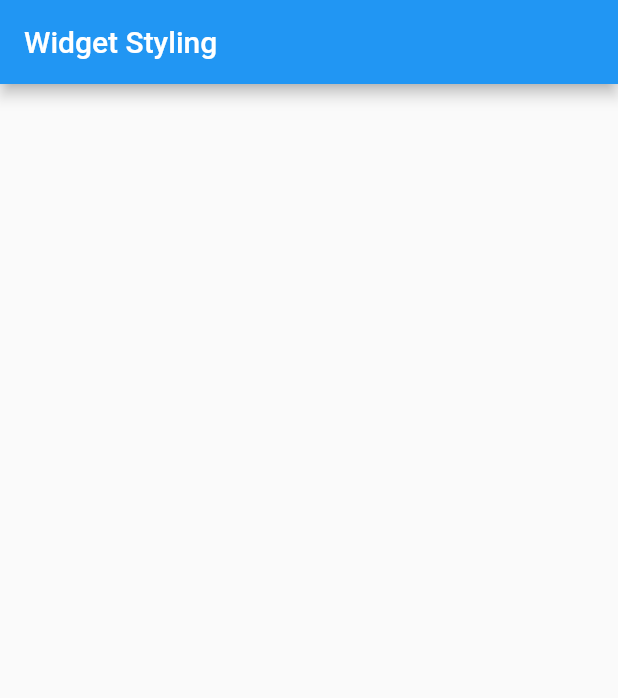
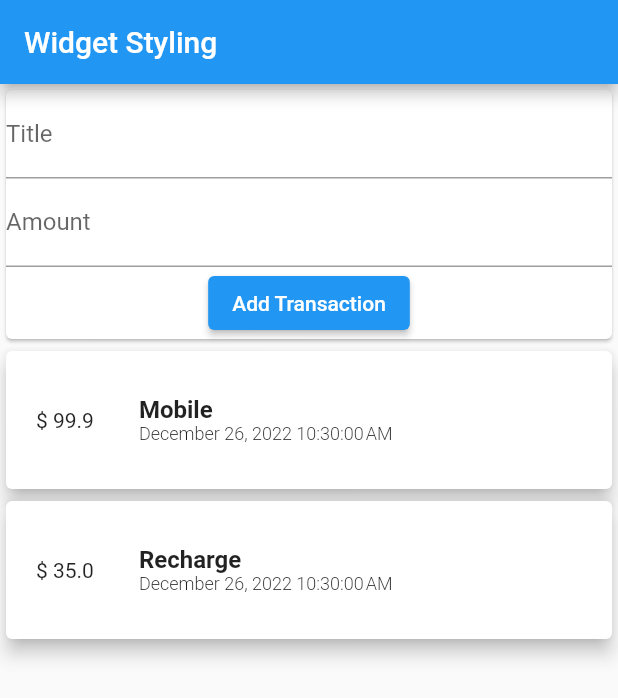
Before and after one commit to Aravindh1505/Flutter-Core, a Flutter app: the screen it shows after launch, on a phone screen of 412 x 824 dp. Shown: the top 698 px of the screen. Run offline on Flutter 3.47's test engine with Material 2 defaults, Android fonts, the phone set to English and light mode, and no system bars.

Commit message:
Separated the widgets and added more business logic on new transaction and list transactions

```diff
--- a/lib/main.dart
+++ b/lib/main.dart
@@ -1,19 +1,23 @@
-import 'dart:ui';
+import 'package:flutter/material.dart';
+import 'package:flutter_core/widgets/user_transactions.dart';
 
-import 'package:flutter/material.dart';
-import 'package:flutter_core/utils/utils.dart';
+import './widgets/user_transactions.dart';
 
 void main() => runApp(const MyApp());
 
 class MyApp extends StatelessWidget {
   const MyApp({super.key});
 
+  @override
   Widget build(BuildContext context) {
     return MaterialApp(
       home: Scaffold(
         appBar: AppBar(
           title: const Text('Widget Styling'),
         ),
+        body: Column(
+          children: [UserTransaction()],
+        ),
       ),
     );
   }
--- /dev/null
+++ b/lib/models/transaction.dart
@@ -0,0 +1,12 @@
+class Transaction {
+  final String id;
+  final String title;
+  final double amount;
+  final DateTime date;
+
+  Transaction(
+      {required this.id,
+      required this.title,
+      required this.amount,
+      required this.date});
+}
--- a/lib/utils/utils.dart
+++ b/lib/utils/utils.dart
@@ -1,9 +1,26 @@
 import 'package:flutter/foundation.dart';
 
+import '../models/transaction.dart';
+
 class Utils {
-   static void printLog(String msg) {
+  static void printLog(String msg) {
     if (kDebugMode) {
       print(msg);
     }
   }
+
+  static final List<Transaction> transactions = [
+    Transaction(
+      id: 't1',
+      title: 'Mobile',
+      amount: 99.90,
+      date: DateTime.now(),
+    ),
+    Transaction(
+      id: 't2',
+      title: 'Recharge',
+      amount: 35.00,
+      date: DateTime.now(),
+    )
+  ];
 }
--- /dev/null
+++ b/lib/widgets/new_transaction.dart
@@ -0,0 +1,40 @@
+import 'package:flutter/material.dart';
+
+class NewTransaction extends StatelessWidget {
+  final Function addTransaction;
+
+  const NewTransaction(this.addTransaction, {super.key});
+
+  @override
+  Widget build(BuildContext context) {
+    final titleController = TextEditingController();
+    final amountController = TextEditingController();
+
+    return Card(
+      child: Container(
+        child: Column(
+          children: [
+            TextField(
+              controller: titleController,
+              decoration: const InputDecoration(labelText: 'Title'),
+              keyboardType: TextInputType.name,
+            ),
+            TextField(
+              controller: amountController,
+              decoration: const InputDecoration(labelText: 'Amount'),
+              keyboardType: TextInputType.number,
+            ),
+            ElevatedButton(
+                onPressed: () {
+                  addTransaction(
+                    titleController.text,
+                    double.parse(amountController.text),
+                  );
+                },
+                child: const Text('Add Transaction'))
+          ],
+        ),
+      ),
+    );
+  }
+}
--- /dev/null
+++ b/lib/widgets/transaction_list.dart
@@ -0,0 +1,61 @@
+import 'package:flutter/material.dart';
+import 'package:intl/intl.dart';
+
+import '../models/transaction.dart';
+
+class TransactionList extends StatelessWidget {
+  final List<Transaction> transactions;
+
+  const TransactionList(this.transactions, {super.key});
+
+  @override
+  Widget build(BuildContext context) {
+    return Column(
+      children: transactions.map((transaction) {
+        return SizedBox(
+          width: double.infinity,
+          height: 100,
+          child: Card(
+            elevation: 5.0,
+            child: Container(
+              margin: const EdgeInsets.all(10.0),
+              child: Row(
+                children: [
+                  Container(
+                    margin: const EdgeInsets.symmetric(
+                        vertical: 10.0, horizontal: 10.0),
+                    child: Text('\$ ${transaction.amount}'),
+                  ),
+                  Container(
+                    margin: const EdgeInsets.only(left: 15.0),
+                    padding: const EdgeInsets.all(5.0),
+                    child: Column(
+                      mainAxisAlignment: MainAxisAlignment.center,
+                      crossAxisAlignment: CrossAxisAlignment.start,
+                      children: [
+                        Text(
+                          transaction.title,
+                          style: const TextStyle(
+                            fontWeight: FontWeight.bold,
+                            fontSize: 16.0,
+                          ),
+                        ),
+                        Text(
+                          DateFormat().format(transaction.date),
+                          style: const TextStyle(
+                            fontSize: 12.0,
+                            fontWeight: FontWeight.w300,
+                          ),
+                        )
+                      ],
+                    ),
+                  )
+                ],
+              ),
+            ),
+          ),
+        );
+      }).toList(),
+    );
+  }
+}
--- /dev/null
+++ b/lib/widgets/user_transactions.dart
@@ -0,0 +1,40 @@
+import 'package:flutter/material.dart';
+
+import './new_transaction.dart';
+import './transaction_list.dart';
+import '../models/transaction.dart';
+import '../utils/utils.dart';
+
+class UserTransaction extends StatefulWidget {
+  @override
+  State<UserTransaction> createState() => _UserTransactionState();
+}
+
+class _UserTransactionState extends State<UserTransaction> {
+  final List<Transaction> _transactions = Utils.transactions;
+
+  void _addNewTransaction(String title, double amount) {
+    print(title);
+    print(amount);
+    var newTransaction = Transaction(
+      id: DateTime.now().toString(),
+      title: title,
+      amount: 12,
+      date: DateTime.now(),
+    );
+
+    setState(() {
+      _transactions.add(newTransaction);
+    });
+  }
+
+  @override
+  Widget build(BuildContext context) {
+    return Column(
+      children: [
+        NewTransaction(_addNewTransaction),
+        TransactionList(_transactions),
+      ],
+    );
+  }
+}
--- a/pubspec.yaml
+++ b/pubspec.yaml
@@ -36,7 +36,7 @@ dependencies:
   # The following adds the Cupertino Icons font to your application.
   # Use with the CupertinoIcons class for iOS style icons.
   cupertino_icons: ^1.0.2
-  http: ^0.13.5
+  intl: ^0.18.0
 
 dev_dependencies:
   flutter_test:
```
Also changed, not shown: pubspec.lock.
